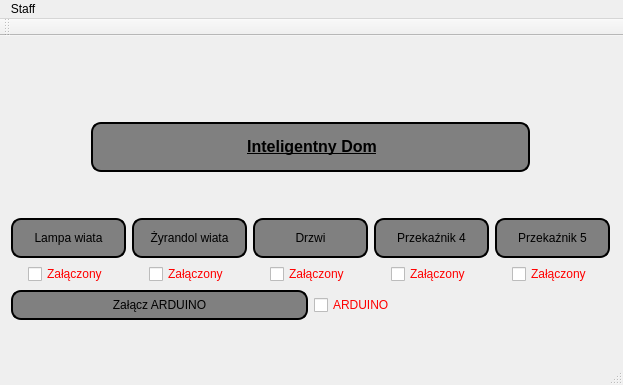
First picture: the form in MainWindow.ui, repository xxBeWolfxx/house_manager, before the edit.
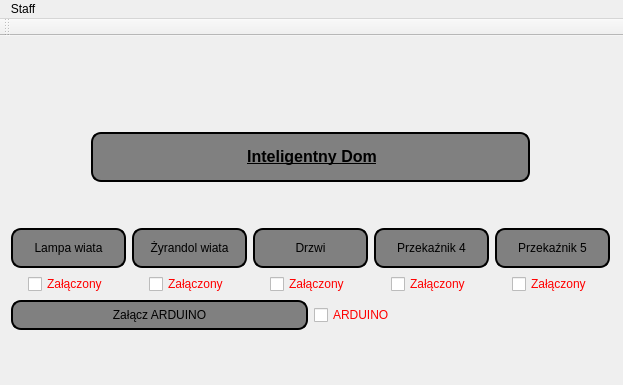
Second picture: the form after the edit.

```diff
--- a/MainWindow.ui
+++ b/MainWindow.ui
@@ -46,7 +46,7 @@
       <x>0</x>
       <y>0</y>
       <width>621</width>
-      <height>331</height>
+      <height>351</height>
      </rect>
     </property>
     <layout class="QGridLayout" name="window">
@@ -402,7 +402,6 @@
     <bool>false</bool>
    </attribute>
   </widget>
-  <widget class="QStatusBar" name="statusBar"/>
   <action name="actionSettings">
    <property name="text">
     <string>Settings</string>
```
